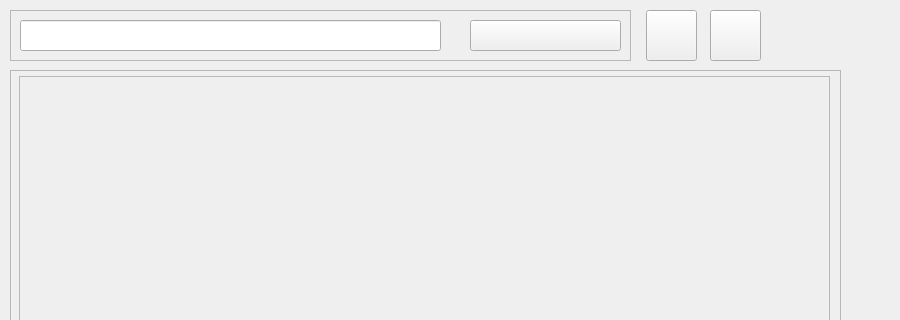
Qt form mainWindow/ui/resource/mainpage.ui (tingyuPP/Smart-Memo) before a commit; both pictures show x 0 to 900 and y 0 to 320 of the 900 by 700 pixel window.
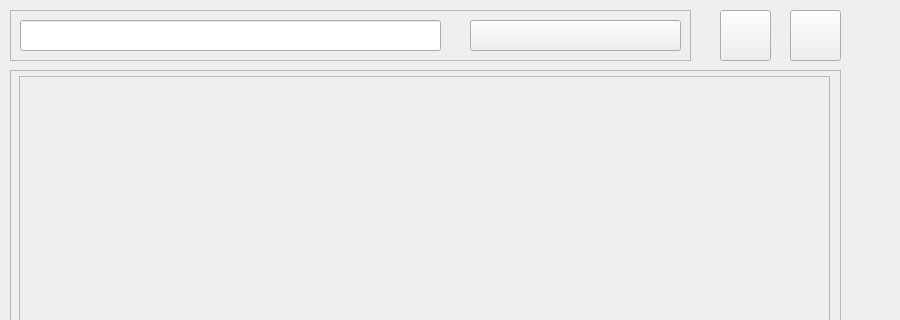
The same form after that commit. Custom widgets are drawn as their Qt base class.

Commit message: 完成不同种类的排序功能

Diff of the .ui file:
```diff
--- a/mainWindow/ui/resource/mainpage.ui
+++ b/mainWindow/ui/resource/mainpage.ui
@@ -60,7 +60,7 @@
     <rect>
      <x>10</x>
      <y>10</y>
-     <width>621</width>
+     <width>681</width>
      <height>51</height>
     </rect>
    </property>
@@ -85,7 +85,7 @@
      <rect>
       <x>460</x>
       <y>10</y>
-      <width>151</width>
+      <width>211</width>
       <height>31</height>
      </rect>
     </property>
@@ -97,7 +97,7 @@
   <widget class="ToolButton" name="toolButton">
    <property name="geometry">
     <rect>
-     <x>646</x>
+     <x>720</x>
      <y>10</y>
      <width>51</width>
      <height>51</height>
@@ -110,7 +110,7 @@
   <widget class="ToolButton" name="toolButton_2">
    <property name="geometry">
     <rect>
-     <x>710</x>
+     <x>790</x>
      <y>10</y>
      <width>51</width>
      <height>51</height>
```
The commit also changes 2 other files.
